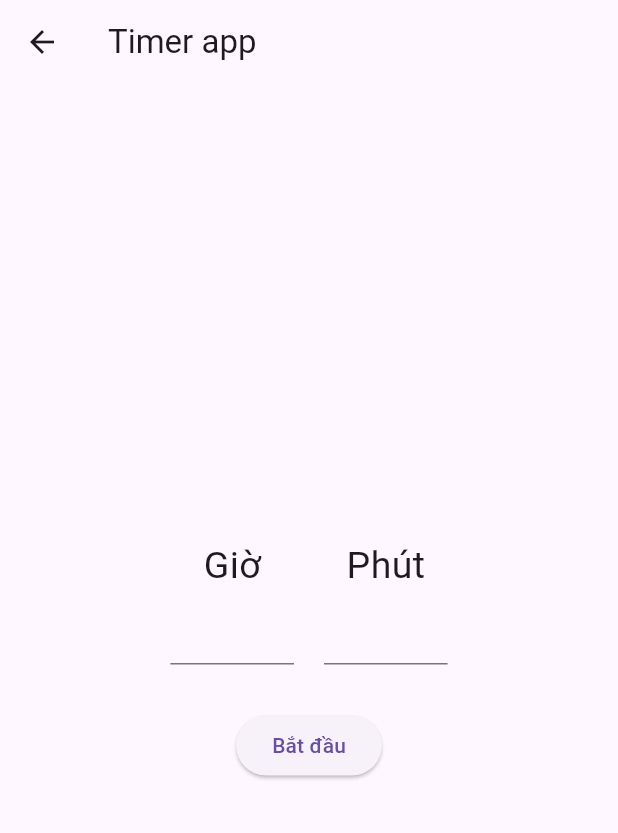
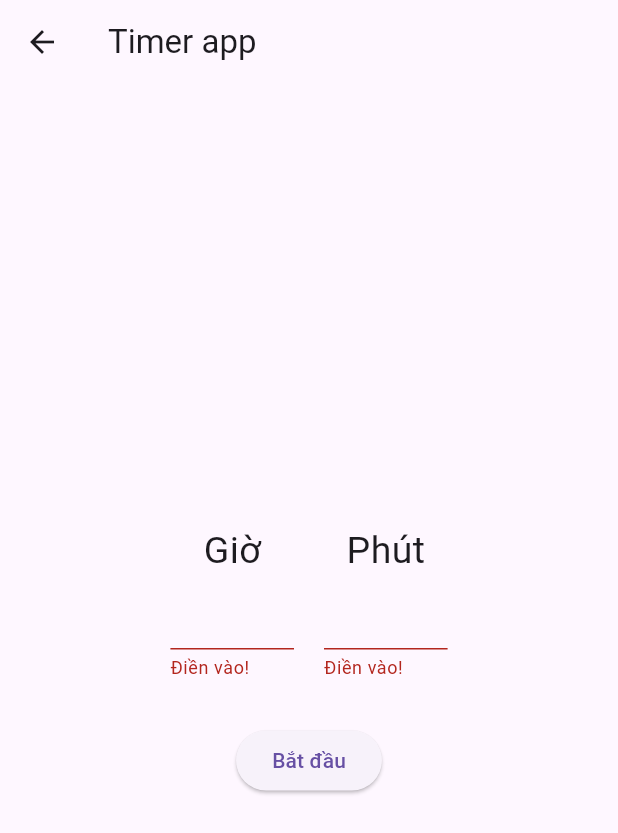
Before and after one commit to khanhluongHA/musicApp_and_weatherApp, a Flutter app: the InputTime screen opened directly, after a tap on "Bắt đầu", on a phone screen of 412 x 824 dp. Shown: the top 833 px of the screen. Run offline on Flutter 3.47's test engine with Material 3 defaults, Android fonts, the phone set to English and light mode, and no system bars; our stand-ins replace audio_video_progress_bar, audioplayers, bloc, copy_with_extension, equatable, flutter_bloc and 3 more; accounts and stored records are empty.

Commit message:
validate timer app

```diff
--- a/lib/screens/timer_page/input_time.dart
+++ b/lib/screens/timer_page/input_time.dart
@@ -14,6 +14,7 @@ class _InputTimeState extends State<InputTime> {
   final TextEditingController hourController = TextEditingController();
 
   final TextEditingController minuteController = TextEditingController();
+  final formKeyInputTimer = GlobalKey<FormState>();
 
   @override
   void dispose() {
@@ -27,9 +28,11 @@ class _InputTimeState extends State<InputTime> {
     final TimerCubit timerCubit = context.read<TimerCubit>();
     return Scaffold(
       appBar: AppBar(
-        title: Text('Timer app'),
+        title: const Text('Timer app'),
       ),
       body: SafeArea(
+        child: Form(
+          key: formKeyInputTimer,
           child: Column(
             mainAxisAlignment: MainAxisAlignment.center,
             children: [
@@ -47,7 +50,8 @@ class _InputTimeState extends State<InputTime> {
                       ),
                       SizedBox(
                         width: MediaQuery.of(context).size.width * 0.2,
-                      child: TextField(
+                        child: TextFormField(
+                          validator: _checkValidator,
                           controller: hourController,
                           keyboardType: TextInputType.number,
                         ),
@@ -57,8 +61,7 @@ class _InputTimeState extends State<InputTime> {
                   const SizedBox(
                     width: 20,
                   ),
-                Container(
-                  child: Column(
+                  Column(
                     children: [
                       const Text(
                         'Phút',
@@ -68,13 +71,13 @@ class _InputTimeState extends State<InputTime> {
                       ),
                       SizedBox(
                         width: MediaQuery.of(context).size.width * 0.2,
-                        child: TextField(
+                        child: TextFormField(
+                          validator: _checkValidator,
                           controller: minuteController,
                           keyboardType: TextInputType.number,
                         ),
                       )
                     ],
-                  ),
                   ),
                 ],
               ),
@@ -83,6 +86,7 @@ class _InputTimeState extends State<InputTime> {
               ),
               ElevatedButton(
                   onPressed: () {
+                    if (formKeyInputTimer.currentState!.validate()) {
                       timerCubit.setTime(
                         int.parse(hourController.text),
                         int.parse(minuteController.text),
@@ -95,11 +99,20 @@ class _InputTimeState extends State<InputTime> {
                           builder: (context) => const TimerPage(),
                         ),
                       );
+                    }
                   },
                   child: const Text('Bắt đầu'))
             ],
           ),
         ),
+      ),
     );
   }
 }
+
+String? _checkValidator(String? value) {
+  if (value == null || value.isEmpty) {
+    return 'Điền vào!';
+  }
+  return null;
+}
--- a/lib/screens/weather_page/wather_page.dart
+++ b/lib/screens/weather_page/wather_page.dart
@@ -72,7 +72,7 @@ class _WeatherPageState extends State<WeatherPage> {
                                   MaterialPageRoute(
                                       builder: (context) => const HomeApp()));
                             },
-                            child: Icon(Icons.arrow_back)),
+                            child: const Icon(Icons.arrow_back)),
                         const Text(
                           'Weather app',
                           style: TextStyle(fontSize: 20),
```
Also changed, not shown: lib/screens/audio_player_page/music_player.dart (+11 -3 lines), 1 other file. Lines whose indentation alone changed are shown as unchanged.
